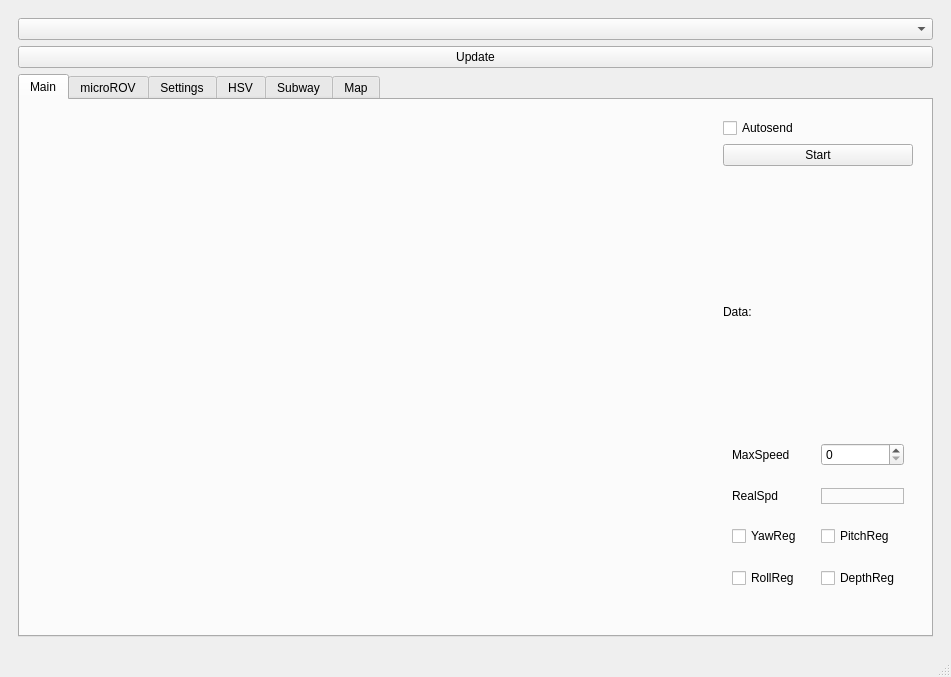
Old version of the form qt/cc/mainwindow.ui in the repository AndrewGrishchenko/MATE2021.
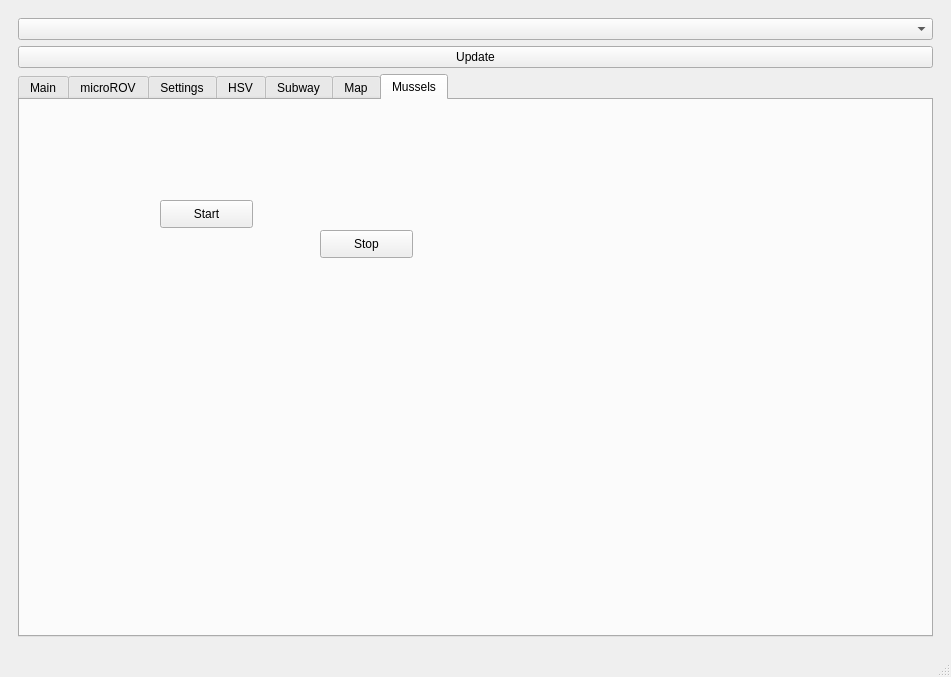
New version of the form. Custom widgets are drawn as their Qt base class.

The edit to the form file:
```diff
--- a/qt/cc/mainwindow.ui
+++ b/qt/cc/mainwindow.ui
@@ -67,7 +67,7 @@
           <enum>QTabWidget::Rounded</enum>
          </property>
          <property name="currentIndex">
-          <number>0</number>
+          <number>6</number>
          </property>
          <widget class="QWidget" name="tab1">
           <attribute name="title">
@@ -1287,6 +1287,37 @@
            </item>
           </layout>
          </widget>
+         <widget class="QWidget" name="tab7">
+          <attribute name="title">
+           <string>Mussels</string>
+          </attribute>
+          <widget class="QPushButton" name="mussels_StartButton">
+           <property name="geometry">
+            <rect>
+             <x>140</x>
+             <y>100</y>
+             <width>93</width>
+             <height>28</height>
+            </rect>
+           </property>
+           <property name="text">
+            <string>Start</string>
+           </property>
+          </widget>
+          <widget class="QPushButton" name="mussels_StopButton">
+           <property name="geometry">
+            <rect>
+             <x>300</x>
+             <y>130</y>
+             <width>93</width>
+             <height>28</height>
+            </rect>
+           </property>
+           <property name="text">
+            <string>Stop</string>
+           </property>
+          </widget>
+         </widget>
         </widget>
        </item>
       </layout>
```
Left out of the diff: 2 changed lines with no effect on the pictures.
